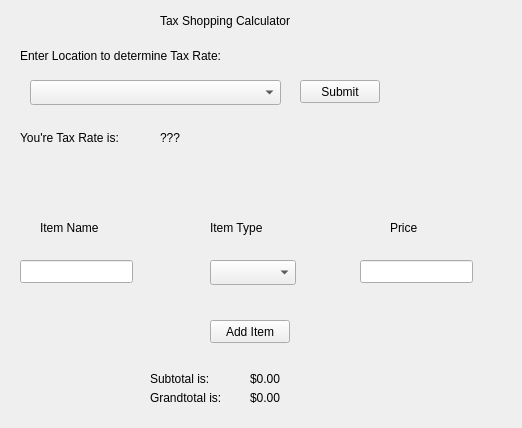
Above: Tax_Shopping_Calculator/mainwindow.ui from AndyVera/CPSC_254_Tax_Shopping_Calculator before the change. Below: the same form after it.
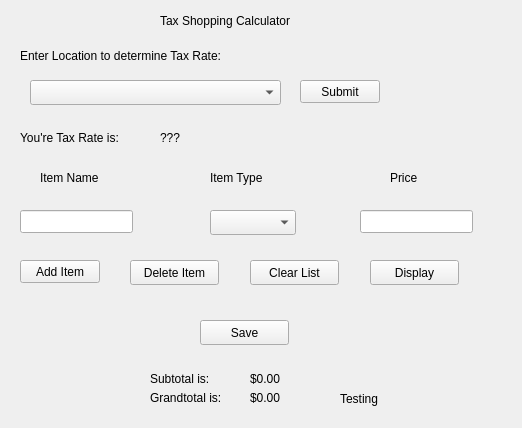
That is the form after the change.

Commit message: Added the functionality where we can display a transaction list

```diff
--- a/Tax_Shopping_Calculator/mainwindow.ui
+++ b/Tax_Shopping_Calculator/mainwindow.ui
@@ -86,7 +86,7 @@
     <property name="geometry">
      <rect>
       <x>40</x>
-      <y>220</y>
+      <y>170</y>
       <width>81</width>
       <height>16</height>
      </rect>
@@ -99,7 +99,7 @@
     <property name="geometry">
      <rect>
       <x>210</x>
-      <y>220</y>
+      <y>170</y>
       <width>81</width>
       <height>16</height>
      </rect>
@@ -112,7 +112,7 @@
     <property name="geometry">
      <rect>
       <x>390</x>
-      <y>220</y>
+      <y>170</y>
       <width>59</width>
       <height>15</height>
      </rect>
@@ -125,7 +125,7 @@
     <property name="geometry">
      <rect>
       <x>20</x>
-      <y>260</y>
+      <y>210</y>
       <width>113</width>
       <height>23</height>
      </rect>
@@ -135,7 +135,7 @@
     <property name="geometry">
      <rect>
       <x>360</x>
-      <y>260</y>
+      <y>210</y>
       <width>113</width>
       <height>23</height>
      </rect>
@@ -144,8 +144,8 @@
    <widget class="QPushButton" name="AddItemBtn">
     <property name="geometry">
      <rect>
-      <x>210</x>
-      <y>320</y>
+      <x>20</x>
+      <y>260</y>
       <width>80</width>
       <height>23</height>
      </rect>
@@ -210,7 +210,7 @@
     <property name="geometry">
      <rect>
       <x>210</x>
-      <y>260</y>
+      <y>210</y>
       <width>86</width>
       <height>25</height>
      </rect>
@@ -226,6 +226,71 @@
      </rect>
     </property>
    </widget>
+   <widget class="QLabel" name="Testing">
+    <property name="geometry">
+     <rect>
+      <x>340</x>
+      <y>390</y>
+      <width>171</width>
+      <height>17</height>
+     </rect>
+    </property>
+    <property name="text">
+     <string>Testing</string>
+    </property>
+   </widget>
+   <widget class="QPushButton" name="DeleteItemBtn">
+    <property name="geometry">
+     <rect>
+      <x>130</x>
+      <y>260</y>
+      <width>89</width>
+      <height>25</height>
+     </rect>
+    </property>
+    <property name="text">
+     <string>Delete Item</string>
+    </property>
+   </widget>
+   <widget class="QPushButton" name="ClearBtn">
+    <property name="geometry">
+     <rect>
+      <x>250</x>
+      <y>260</y>
+      <width>89</width>
+      <height>25</height>
+     </rect>
+    </property>
+    <property name="text">
+     <string>Clear List</string>
+    </property>
+   </widget>
+   <widget class="QPushButton" name="DisplayBtn">
+    <property name="geometry">
+     <rect>
+      <x>370</x>
+      <y>260</y>
+      <width>89</width>
+      <height>25</height>
+     </rect>
+    </property>
+    <property name="text">
+     <string>Display</string>
+    </property>
+   </widget>
+   <widget class="QPushButton" name="SavelistBtn">
+    <property name="geometry">
+     <rect>
+      <x>200</x>
+      <y>320</y>
+      <width>89</width>
+      <height>25</height>
+     </rect>
+    </property>
+    <property name="text">
+     <string>Save</string>
+    </property>
+   </widget>
   </widget>
  </widget>
  <layoutdefault spacing="6" margin="11"/>
```
Left out of the diff: 2 changed lines with no effect on the pictures. The commit also changes 9 other files.
